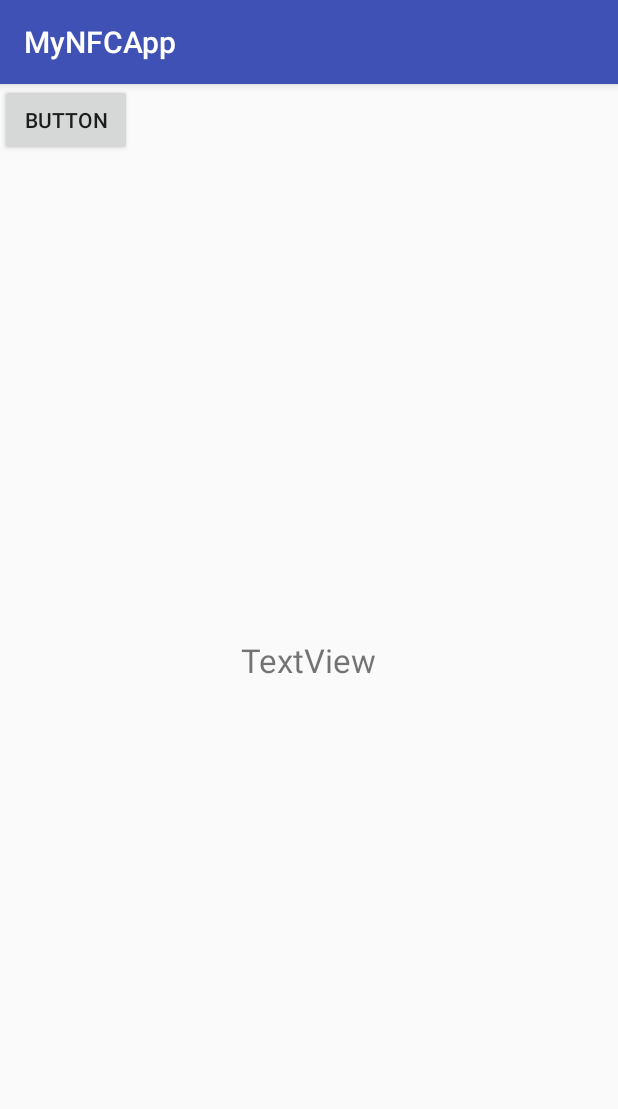
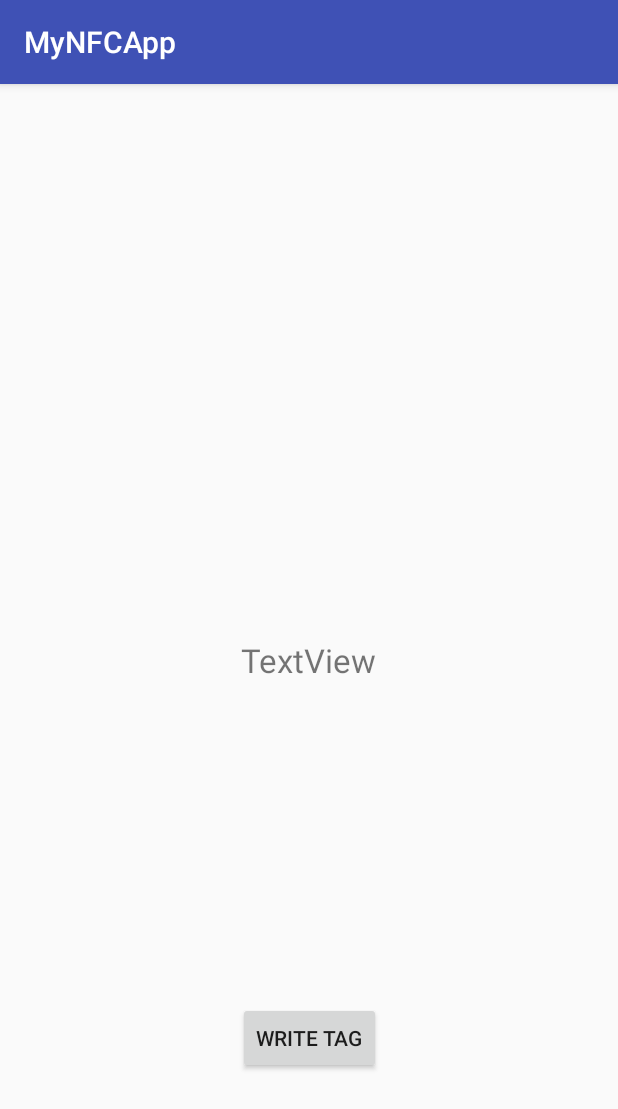
Before and after one commit to drwitteck/MyNFCApp, an Android app: the WriteActivity screen opened directly, with no data from a screen before it, on a phone screen of 412 x 824 dp. Shown: the top 1109 px of the screen. Run offline under Robolectric (Android 15) with nearby library versions, the phone set to English and light mode, and no system bars; 1 statement that could not run was skipped.

Commit message:
Refactored write with Karl's example code

```diff
--- a/app/src/main/AndroidManifest.xml
+++ b/app/src/main/AndroidManifest.xml
@@ -12,7 +12,7 @@
         android:supportsRtl="true"
         android:theme="@style/AppTheme">
         <activity
-            android:name=".MainActivity"
+            android:name=".ReadActivity"
             android:launchMode="singleTop">
             <intent-filter>
                 <action android:name="android.intent.action.MAIN" />
--- a/app/src/main/java/com/drwitteck/mynfcapp/WriteActivity.java
+++ b/app/src/main/java/com/drwitteck/mynfcapp/WriteActivity.java
@@ -2,23 +2,17 @@ package com.drwitteck.mynfcapp;
 
 import android.app.PendingIntent;
 import android.content.Intent;
-import android.nfc.FormatException;
 import android.nfc.NdefMessage;
 import android.nfc.NdefRecord;
 import android.nfc.NfcAdapter;
+import android.nfc.NfcEvent;
 import android.nfc.Tag;
-import android.nfc.tech.Ndef;
 import android.support.v7.app.AppCompatActivity;
 import android.os.Bundle;
 import android.view.View;
-import android.widget.EditText;
 import android.widget.TextView;
 
-import org.w3c.dom.Text;
-
-import java.io.IOException;
-
-public class WriteActivity extends AppCompatActivity {
+public class WriteActivity extends AppCompatActivity implements NfcAdapter.CreateNdefMessageCallback {
     PendingIntent pi;
 
     @Override
@@ -26,10 +20,10 @@ public class WriteActivity extends AppCompatActivity {
         super.onCreate(savedInstanceState);
         setContentView(R.layout.activity_write);
 
-        Intent intent = new Intent(this, MainActivity.class);
+        Intent intent = new Intent(this, ReadActivity.class);
         pi = PendingIntent.getActivity(this, 0, intent, 0);
 
-        findViewById(R.id.link).setOnClickListener((View v) ->
+        findViewById(R.id.writeTag).setOnClickListener((View v) ->
                 startActivity(new Intent(this, WriteActivity.class)));
     }
 
@@ -50,6 +44,7 @@ public class WriteActivity extends AppCompatActivity {
     @Override
     protected void onNewIntent(Intent intent){
         if (NfcAdapter.ACTION_NDEF_DISCOVERED.equals(intent.getAction())){
+
             String payload = ((TextView) findViewById(R.id.payloadText)).getText().toString();
 
             Tag tag = intent.getParcelableExtra(NfcAdapter.EXTRA_TAG);
@@ -60,17 +55,27 @@ public class WriteActivity extends AppCompatActivity {
 
             NdefMessage message = new NdefMessage(new NdefRecord[]{payloadRecord});
 
-            Ndef ndef = Ndef.get(tag);
-
-            try {
-                ndef.connect();
-                ndef.writeNdefMessage(message);
-            } catch (IOException | FormatException e) {
-                e.printStackTrace();
-            }
-
-
+            /*Below can removed if you implement NFCAdapter.CreateNdefMesageCallback*/
+//            Ndef ndef = Ndef.get(tag);
+//
+//            try {
+//                ndef.connect();
+//                ndef.writeNdefMessage(message);
+//            } catch (IOException | FormatException e) {
+//                e.printStackTrace();
+//            }
         }
 
     }
+
+    @Override
+    public NdefMessage createNdefMessage(NfcEvent nfcEvent) {
+        String payload = ((TextView) findViewById(R.id.payloadText)).getText().toString();
+
+        NdefRecord payloadRecord = NdefRecord.createTextRecord(null, payload);
+
+        NdefRecord aarRecord = NdefRecord.createApplicationRecord(getPackageName());
+
+        return new NdefMessage(new NdefRecord[]{payloadRecord, aarRecord});
+    }
 }
--- a/app/src/main/res/layout/activity_main.xml
+++ b/app/src/main/res/layout/activity_main.xml
@@ -4,7 +4,7 @@
     xmlns:tools="http://schemas.android.com/tools"
     android:layout_width="match_parent"
     android:layout_height="match_parent"
-    tools:context="com.drwitteck.mynfcapp.MainActivity">
+    tools:context="com.drwitteck.mynfcapp.ReadActivity">
 
     <TextView
         android:id="@+id/payLoadDisplay"
--- a/app/src/main/res/layout/activity_write.xml
+++ b/app/src/main/res/layout/activity_write.xml
@@ -14,7 +14,7 @@
         android:layout_marginEnd="8dp"
         android:layout_marginStart="8dp"
         android:layout_marginTop="8dp"
-        android:text="TextView"
+        android:text="@string/textview"
         android:textSize="22sp"
         app:layout_constraintBottom_toBottomOf="parent"
         app:layout_constraintEnd_toEndOf="parent"
@@ -22,10 +22,14 @@
         app:layout_constraintTop_toTopOf="parent" />
 
     <Button
-        android:id="@+id/link"
+        android:id="@+id/writeTag"
         android:layout_width="wrap_content"
         android:layout_height="wrap_content"
-        android:text="Button"
-        tools:layout_editor_absoluteX="148dp"
-        tools:layout_editor_absoluteY="354dp" />
+        android:layout_marginBottom="108dp"
+        android:layout_marginEnd="8dp"
+        android:layout_marginStart="8dp"
+        android:text="@string/write_tag"
+        app:layout_constraintBottom_toBottomOf="parent"
+        app:layout_constraintEnd_toEndOf="parent"
+        app:layout_constraintStart_toStartOf="parent" />
 </android.support.constraint.ConstraintLayout>
--- a/app/src/main/res/values/strings.xml
+++ b/app/src/main/res/values/strings.xml
@@ -1,3 +1,5 @@
 <resources>
     <string name="app_name">MyNFCApp</string>
+    <string name="textview">TextView</string>
+    <string name="write_tag">Write Tag</string>
 </resources>
```
Also changed, not shown: app/src/main/java/com/drwitteck/mynfcapp/ReadActivity.java (renamed from app/src/main/java/com/drwitteck/mynfcapp/MainActivity.java, +20 -16 lines).
